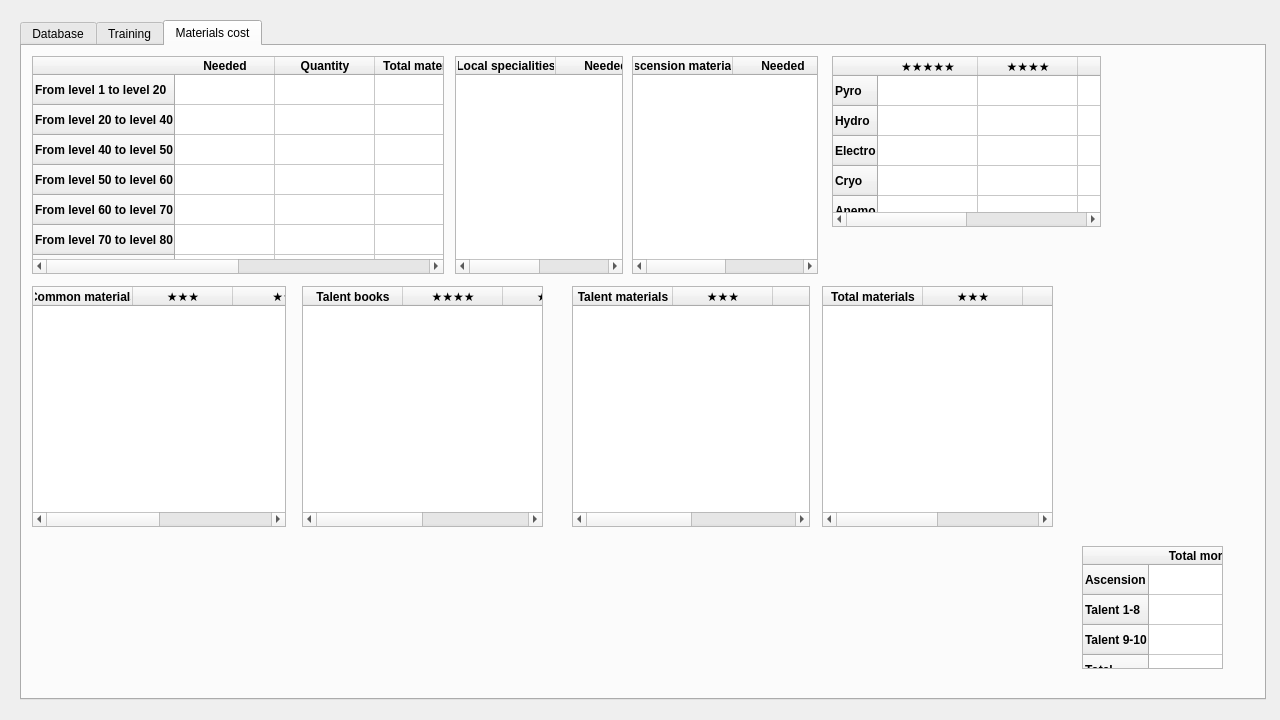
Old version of the form genshin_calculator.ui in the repository crimvael/genshin_calculator.
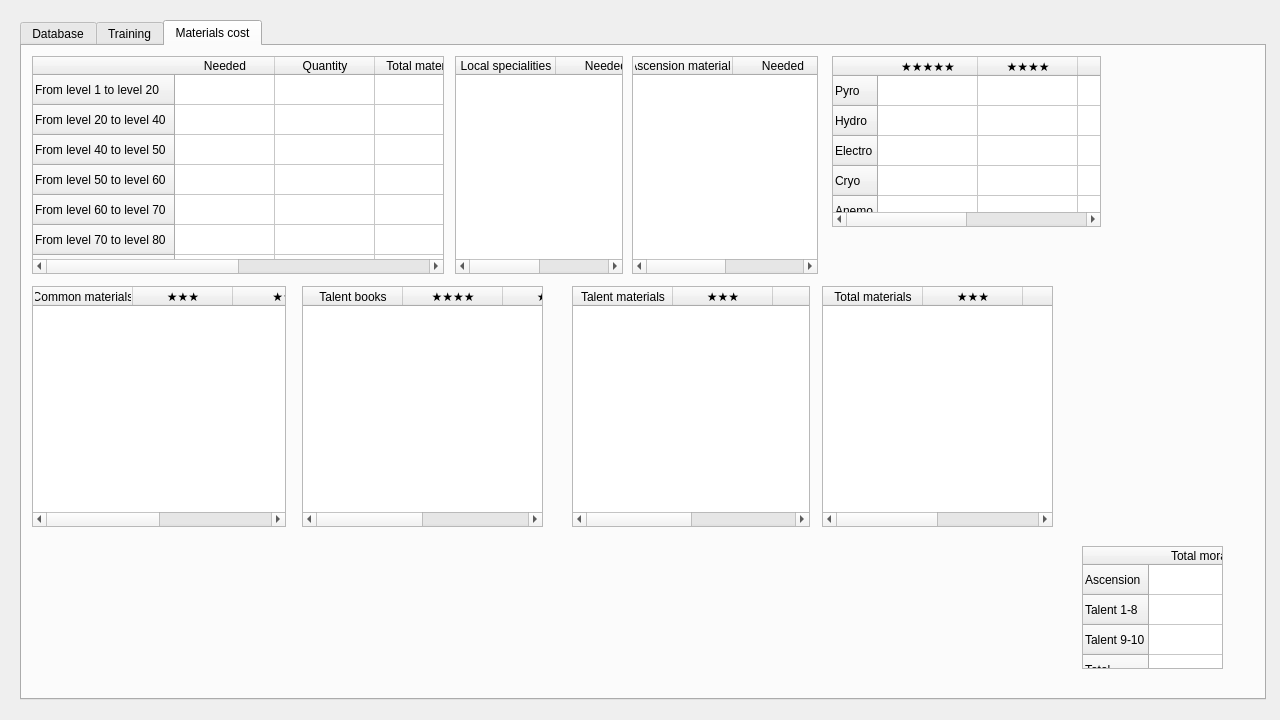
New version of the form. The open tabs and pages were chosen to show the change.

```diff
--- a/genshin_calculator.ui
+++ b/genshin_calculator.ui
@@ -1333,8 +1333,8 @@
        </property>
        <property name="font">
         <font>
-         <weight>75</weight>
-         <bold>true</bold>
+         <weight>50</weight>
+         <bold>false</bold>
         </font>
        </property>
       </row>
@@ -1344,8 +1344,8 @@
        </property>
        <property name="font">
         <font>
-         <weight>75</weight>
-         <bold>true</bold>
+         <weight>50</weight>
+         <bold>false</bold>
         </font>
        </property>
       </row>
@@ -1355,8 +1355,8 @@
        </property>
        <property name="font">
         <font>
-         <weight>75</weight>
-         <bold>true</bold>
+         <weight>50</weight>
+         <bold>false</bold>
         </font>
        </property>
       </row>
@@ -1366,8 +1366,8 @@
        </property>
        <property name="font">
         <font>
-         <weight>75</weight>
-         <bold>true</bold>
+         <weight>50</weight>
+         <bold>false</bold>
         </font>
        </property>
       </row>
@@ -1377,8 +1377,8 @@
        </property>
        <property name="font">
         <font>
-         <weight>75</weight>
-         <bold>true</bold>
+         <weight>50</weight>
+         <bold>false</bold>
         </font>
        </property>
       </row>
@@ -1388,8 +1388,8 @@
        </property>
        <property name="font">
         <font>
-         <weight>75</weight>
-         <bold>true</bold>
+         <weight>50</weight>
+         <bold>false</bold>
         </font>
        </property>
       </row>
@@ -1399,8 +1399,8 @@
        </property>
        <property name="font">
         <font>
-         <weight>75</weight>
-         <bold>true</bold>
+         <weight>50</weight>
+         <bold>false</bold>
         </font>
        </property>
       </row>
@@ -1410,12 +1410,12 @@
        </property>
        <property name="font">
         <font>
-         <weight>75</weight>
-         <bold>true</bold>
+         <weight>50</weight>
+         <bold>false</bold>
         </font>
        </property>
        <property name="textAlignment">
-        <set>AlignTrailing|AlignVCenter</set>
+        <set>AlignCenter</set>
        </property>
       </row>
       <column>
@@ -1424,8 +1424,8 @@
        </property>
        <property name="font">
         <font>
-         <weight>75</weight>
-         <bold>true</bold>
+         <weight>50</weight>
+         <bold>false</bold>
         </font>
        </property>
       </column>
@@ -1435,8 +1435,8 @@
        </property>
        <property name="font">
         <font>
-         <weight>75</weight>
-         <bold>true</bold>
+         <weight>50</weight>
+         <bold>false</bold>
         </font>
        </property>
       </column>
@@ -1446,8 +1446,8 @@
        </property>
        <property name="font">
         <font>
-         <weight>75</weight>
-         <bold>true</bold>
+         <weight>50</weight>
+         <bold>false</bold>
         </font>
        </property>
       </column>
@@ -1457,8 +1457,8 @@
        </property>
        <property name="font">
         <font>
-         <weight>75</weight>
-         <bold>true</bold>
+         <weight>50</weight>
+         <bold>false</bold>
         </font>
        </property>
       </column>
@@ -1493,8 +1493,8 @@
        </property>
        <property name="font">
         <font>
-         <weight>75</weight>
-         <bold>true</bold>
+         <weight>50</weight>
+         <bold>false</bold>
         </font>
        </property>
       </column>
@@ -1504,8 +1504,8 @@
        </property>
        <property name="font">
         <font>
-         <weight>75</weight>
-         <bold>true</bold>
+         <weight>50</weight>
+         <bold>false</bold>
         </font>
        </property>
       </column>
@@ -1540,8 +1540,8 @@
        </property>
        <property name="font">
         <font>
-         <weight>75</weight>
-         <bold>true</bold>
+         <weight>50</weight>
+         <bold>false</bold>
         </font>
        </property>
       </column>
@@ -1551,8 +1551,8 @@
        </property>
        <property name="font">
         <font>
-         <weight>75</weight>
-         <bold>true</bold>
+         <weight>50</weight>
+         <bold>false</bold>
         </font>
        </property>
       </column>
@@ -1593,8 +1593,8 @@
        </property>
        <property name="font">
         <font>
-         <weight>75</weight>
-         <bold>true</bold>
+         <weight>50</weight>
+         <bold>false</bold>
         </font>
        </property>
       </row>
@@ -1604,8 +1604,8 @@
        </property>
        <property name="font">
         <font>
-         <weight>75</weight>
-         <bold>true</bold>
+         <weight>50</weight>
+         <bold>false</bold>
         </font>
        </property>
       </row>
@@ -1615,8 +1615,8 @@
        </property>
        <property name="font">
         <font>
-         <weight>75</weight>
-         <bold>true</bold>
+         <weight>50</weight>
+         <bold>false</bold>
         </font>
        </property>
       </row>
@@ -1626,8 +1626,8 @@
        </property>
        <property name="font">
         <font>
-         <weight>75</weight>
-         <bold>true</bold>
+         <weight>50</weight>
+         <bold>false</bold>
         </font>
        </property>
       </row>
@@ -1637,8 +1637,8 @@
        </property>
        <property name="font">
         <font>
-         <weight>75</weight>
-         <bold>true</bold>
+         <weight>50</weight>
+         <bold>false</bold>
         </font>
        </property>
       </row>
@@ -1648,8 +1648,8 @@
        </property>
        <property name="font">
         <font>
-         <weight>75</weight>
-         <bold>true</bold>
+         <weight>50</weight>
+         <bold>false</bold>
         </font>
        </property>
       </row>
@@ -1659,8 +1659,8 @@
        </property>
        <property name="font">
         <font>
-         <weight>75</weight>
-         <bold>true</bold>
+         <weight>50</weight>
+         <bold>false</bold>
         </font>
        </property>
       </column>
@@ -1670,8 +1670,8 @@
        </property>
        <property name="font">
         <font>
-         <weight>75</weight>
-         <bold>true</bold>
+         <weight>50</weight>
+         <bold>false</bold>
         </font>
        </property>
       </column>
@@ -1681,8 +1681,8 @@
        </property>
        <property name="font">
         <font>
-         <weight>75</weight>
-         <bold>true</bold>
+         <weight>50</weight>
+         <bold>false</bold>
         </font>
        </property>
       </column>
@@ -1692,8 +1692,8 @@
        </property>
        <property name="font">
         <font>
-         <weight>75</weight>
-         <bold>true</bold>
+         <weight>50</weight>
+         <bold>false</bold>
         </font>
        </property>
       </column>
@@ -1731,8 +1731,8 @@
        </property>
        <property name="font">
         <font>
-         <weight>75</weight>
-         <bold>true</bold>
+         <weight>50</weight>
+         <bold>false</bold>
         </font>
        </property>
       </column>
@@ -1742,8 +1742,8 @@
        </property>
        <property name="font">
         <font>
-         <weight>75</weight>
-         <bold>true</bold>
+         <weight>50</weight>
+         <bold>false</bold>
         </font>
        </property>
       </column>
@@ -1753,8 +1753,8 @@
        </property>
        <property name="font">
         <font>
-         <weight>75</weight>
-         <bold>true</bold>
+         <weight>50</weight>
+         <bold>false</bold>
         </font>
        </property>
       </column>
@@ -1764,8 +1764,8 @@
        </property>
        <property name="font">
         <font>
-         <weight>75</weight>
-         <bold>true</bold>
+         <weight>50</weight>
+         <bold>false</bold>
         </font>
        </property>
       </column>
@@ -1812,8 +1812,8 @@
        </property>
        <property name="font">
         <font>
-         <weight>75</weight>
-         <bold>true</bold>
+         <weight>50</weight>
+         <bold>false</bold>
         </font>
        </property>
       </column>
@@ -1823,8 +1823,8 @@
        </property>
        <property name="font">
         <font>
-         <weight>75</weight>
-         <bold>true</bold>
+         <weight>50</weight>
+         <bold>false</bold>
         </font>
        </property>
       </column>
@@ -1834,8 +1834,8 @@
        </property>
        <property name="font">
         <font>
-         <weight>75</weight>
-         <bold>true</bold>
+         <weight>50</weight>
+         <bold>false</bold>
         </font>
        </property>
       </column>
@@ -1845,8 +1845,8 @@
        </property>
        <property name="font">
         <font>
-         <weight>75</weight>
-         <bold>true</bold>
+         <weight>50</weight>
+         <bold>false</bold>
         </font>
        </property>
       </column>
@@ -1884,8 +1884,8 @@
        </property>
        <property name="font">
         <font>
-         <weight>75</weight>
-         <bold>true</bold>
+         <weight>50</weight>
+         <bold>false</bold>
         </font>
        </property>
       </column>
@@ -1895,8 +1895,8 @@
        </property>
        <property name="font">
         <font>
-         <weight>75</weight>
-         <bold>true</bold>
+         <weight>50</weight>
+         <bold>false</bold>
         </font>
        </property>
       </column>
@@ -1906,8 +1906,8 @@
        </property>
        <property name="font">
         <font>
-         <weight>75</weight>
-         <bold>true</bold>
+         <weight>50</weight>
+         <bold>false</bold>
         </font>
        </property>
       </column>
@@ -1917,8 +1917,8 @@
        </property>
        <property name="font">
         <font>
-         <weight>75</weight>
-         <bold>true</bold>
+         <weight>50</weight>
+         <bold>false</bold>
         </font>
        </property>
       </column>
@@ -1953,8 +1953,8 @@
        </property>
        <property name="font">
         <font>
-         <weight>75</weight>
-         <bold>true</bold>
+         <weight>50</weight>
+         <bold>false</bold>
         </font>
        </property>
       </row>
@@ -1964,8 +1964,8 @@
        </property>
        <property name="font">
         <font>
-         <weight>75</weight>
-         <bold>true</bold>
+         <weight>50</weight>
+         <bold>false</bold>
         </font>
        </property>
       </row>
@@ -1975,8 +1975,8 @@
        </property>
        <property name="font">
         <font>
-         <weight>75</weight>
-         <bold>true</bold>
+         <weight>50</weight>
+         <bold>false</bold>
         </font>
        </property>
       </row>
@@ -1986,8 +1986,8 @@
        </property>
        <property name="font">
         <font>
-         <weight>75</weight>
-         <bold>true</bold>
+         <weight>50</weight>
+         <bold>false</bold>
         </font>
        </property>
       </row>
@@ -1997,8 +1997,8 @@
        </property>
        <property name="font">
         <font>
-         <weight>75</weight>
-         <bold>true</bold>
+         <weight>50</weight>
+         <bold>false</bold>
         </font>
        </property>
       </column>
@@ -2036,8 +2036,8 @@
        </property>
        <property name="font">
         <font>
-         <weight>75</weight>
-         <bold>true</bold>
+         <weight>50</weight>
+         <bold>false</bold>
         </font>
        </property>
       </column>
@@ -2047,8 +2047,8 @@
        </property>
        <property name="font">
         <font>
-         <weight>75</weight>
-         <bold>true</bold>
+         <weight>50</weight>
+         <bold>false</bold>
         </font>
        </property>
       </column>
@@ -2058,8 +2058,8 @@
        </property>
        <property name="font">
         <font>
-         <weight>75</weight>
-         <bold>true</bold>
+         <weight>50</weight>
+         <bold>false</bold>
         </font>
        </property>
       </column>
@@ -2069,8 +2069,8 @@
        </property>
        <property name="font">
         <font>
-         <weight>75</weight>
-         <bold>true</bold>
+         <weight>50</weight>
+         <bold>false</bold>
         </font>
        </property>
       </column>
```
Left out of the diff: 6 changed lines with no effect on the pictures.
